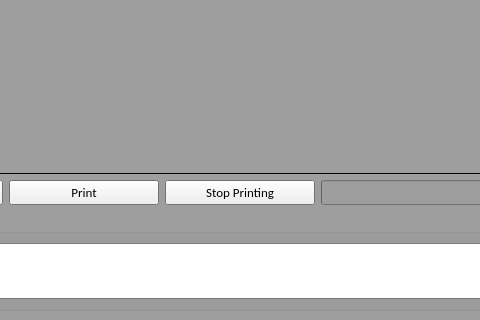
Above: 3dlp.ui from wrekr/3dlp-host-software before the change; both pictures show x 156 to 636 and y 448 to 768 of the 1024 by 768 pixel window. Below: the same form after it.
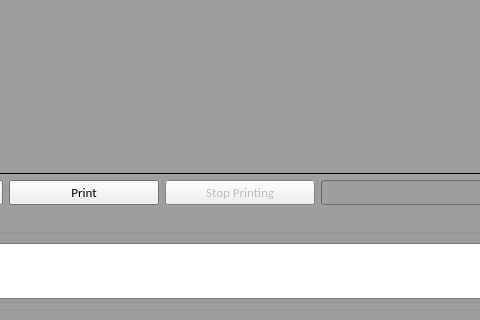
That is the form after the change. Icons and pictures are not drawn.

Commit message: Re-wrote printmodel class to properly implement QThread and implemented clean thread exiting and closing of printer connection upon the STOP button being pressed.

Patch:
```diff
--- a/3dlp.ui
+++ b/3dlp.ui
@@ -189,7 +189,7 @@
             <item>
              <widget class="QPushButton" name="button_stop_printing">
               <property name="enabled">
-               <bool>true</bool>
+               <bool>false</bool>
               </property>
               <property name="minimumSize">
                <size>
```
Left out of the diff: 19 changed lines with no effect on the pictures. The commit also changes 4 other files.
